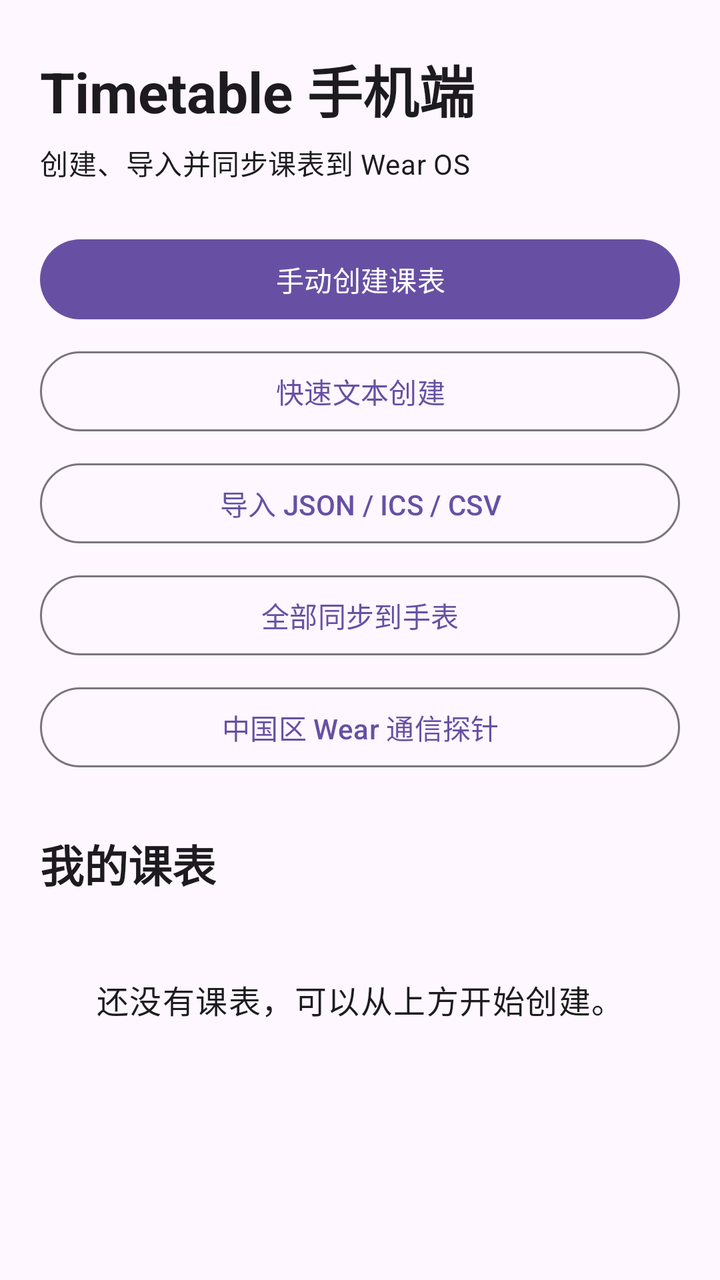
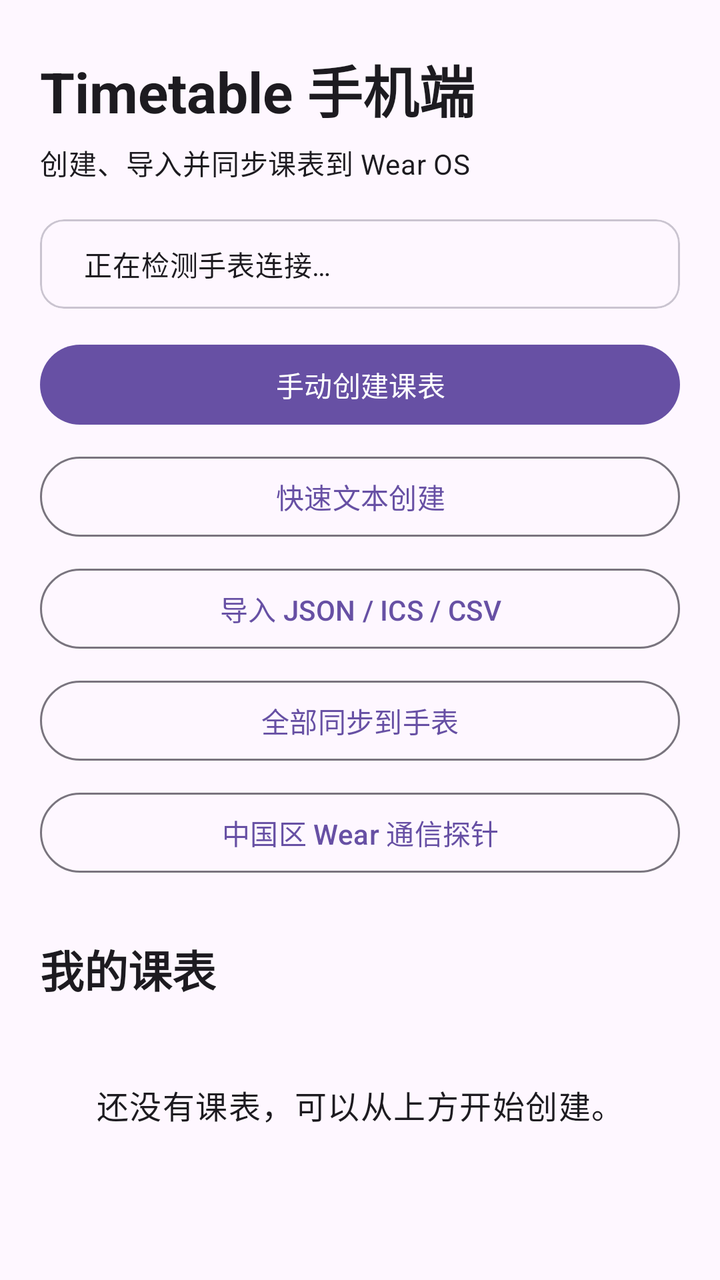

Two renders of the same Android screen: before a commit and after it. Below are the layout's source before the change and the commit's diff.
<!-- AndroidManifest.xml: application theme Theme.Timetable -->
<!-- res/layout/activity_main.xml -->
<?xml version="1.0" encoding="utf-8"?>
<androidx.core.widget.NestedScrollView xmlns:android="http://schemas.android.com/apk/res/android"
    xmlns:tools="http://schemas.android.com/tools"
    android:id="@+id/main"
    android:layout_width="match_parent"
    android:layout_height="match_parent"
    android:fillViewport="true"
    tools:context=".MainActivity">

    <LinearLayout
        android:layout_width="match_parent"
        android:layout_height="wrap_content"
        android:orientation="vertical"
        android:paddingStart="20dp"
        android:paddingTop="24dp"
        android:paddingEnd="20dp"
        android:paddingBottom="32dp">

        <TextView
            android:layout_width="wrap_content"
            android:layout_height="wrap_content"
            android:text="@string/mobile_title"
            android:textAppearance="?attr/textAppearanceHeadlineMedium"
            android:textStyle="bold" />

        <TextView
            android:layout_width="wrap_content"
            android:layout_height="wrap_content"
            android:layout_marginTop="6dp"
            android:text="@string/mobile_subtitle"
            android:textAppearance="?attr/textAppearanceBodyMedium" />

        <com.google.android.material.button.MaterialButton
            android:id="@+id/buttonManualCreate"
            android:layout_width="match_parent"
            android:layout_height="wrap_content"
            android:layout_marginTop="24dp"
            android:text="@string/manual_create" />

        <com.google.android.material.button.MaterialButton
            android:id="@+id/buttonQuickCreate"
            style="@style/Widget.Material3.Button.OutlinedButton"
            android:layout_width="match_parent"
            android:layout_height="wrap_content"
            android:layout_marginTop="8dp"
            android:text="@string/quick_create" />

        <com.google.android.material.button.MaterialButton
            android:id="@+id/buttonImport"
            style="@style/Widget.Material3.Button.OutlinedButton"
            android:layout_width="match_parent"
            android:layout_height="wrap_content"
            android:layout_marginTop="8dp"
            android:text="@string/import_file" />

        <com.google.android.material.button.MaterialButton
            android:id="@+id/buttonSyncAll"
            style="@style/Widget.Material3.Button.OutlinedButton"
            android:layout_width="match_parent"
            android:layout_height="wrap_content"
            android:layout_marginTop="8dp"
            android:text="@string/sync_all_to_watch" />

        <com.google.android.material.button.MaterialButton
            android:id="@+id/buttonWearProbe"
            style="@style/Widget.Material3.Button.OutlinedButton"
            android:layout_width="match_parent"
            android:layout_height="wrap_content"
            android:layout_marginTop="8dp"
            android:text="中国区 Wear 通信探针" />

        <TextView
            android:layout_width="wrap_content"
            android:layout_height="wrap_content"
            android:layout_marginTop="28dp"
            android:text="@string/my_timetables"
            android:textAppearance="?attr/textAppearanceTitleLarge"
            android:textStyle="bold" />

        <TextView
            android:id="@+id/emptyText"
            android:layout_width="match_parent"
            android:layout_height="wrap_content"
            android:layout_marginTop="16dp"
            android:gravity="center"
            android:padding="24dp"
            android:text="@string/no_timetables"
            android:textAppearance="?attr/textAppearanceBodyLarge" />

        <LinearLayout
            android:id="@+id/timetableContainer"
            android:layout_width="match_parent"
            android:layout_height="wrap_content"
            android:layout_marginTop="8dp"
            android:orientation="vertical" />

    </LinearLayout>
</androidx.core.widget.NestedScrollView>
<!-- resources referenced by this layout -->
<resources>
  <string name="import_file">导入 JSON / ICS / CSV</string>
  <string name="manual_create">手动创建课表</string>
  <string name="mobile_subtitle">创建、导入并同步课表到 Wear OS</string>
  <string name="mobile_title">Timetable 手机端</string>
  <string name="my_timetables">我的课表</string>
  <string name="no_timetables">还没有课表，可以从上方开始创建。</string>
  <string name="quick_create">快速文本创建</string>
  <string name="sync_all_to_watch">全部同步到手表</string>
  <style name="Theme.Timetable" parent="Base.Theme.Timetable" />
  <style name="Base.Theme.Timetable" parent="Theme.Material3.DayNight.NoActionBar">
          
          
      </style>
</resources>

<!-- the commit's change to res/layout/activity_main.xml (unified diff, before → after) -->
@@ -30,11 +30,22 @@
             android:text="@string/mobile_subtitle"
             android:textAppearance="?attr/textAppearanceBodyMedium" />
 
+        <com.google.android.material.card.MaterialCardView
+            android:layout_width="match_parent"
+            android:layout_height="wrap_content"
+            android:layout_marginTop="18dp"
+            android:padding="12dp">
+            <LinearLayout android:layout_width="match_parent" android:layout_height="wrap_content" android:orientation="horizontal" android:gravity="center_vertical" android:padding="12dp">
+                <ProgressBar android:id="@+id/syncProgress" style="?android:attr/progressBarStyleSmall" android:layout_width="24dp" android:layout_height="24dp" android:visibility="gone" />
+                <TextView android:id="@+id/connectionStatus" android:layout_width="0dp" android:layout_height="wrap_content" android:layout_weight="1" android:layout_marginStart="10dp" android:text="正在检测手表连接…" android:textAppearance="?attr/textAppearanceBodyMedium" />
+            </LinearLayout>
+        </com.google.android.material.card.MaterialCardView>
+
         <com.google.android.material.button.MaterialButton
             android:id="@+id/buttonManualCreate"
             android:layout_width="match_parent"
             android:layout_height="wrap_content"
-            android:layout_marginTop="24dp"
+            android:layout_marginTop="14dp"
             android:text="@string/manual_create" />
 
         <com.google.android.material.button.MaterialButton
